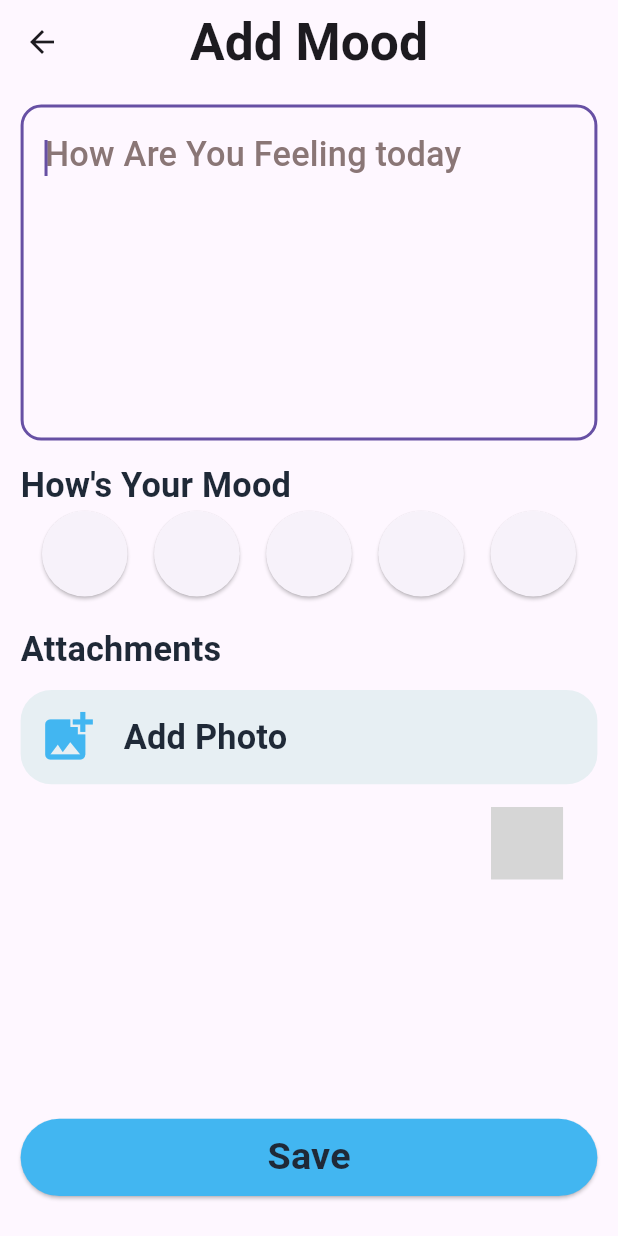
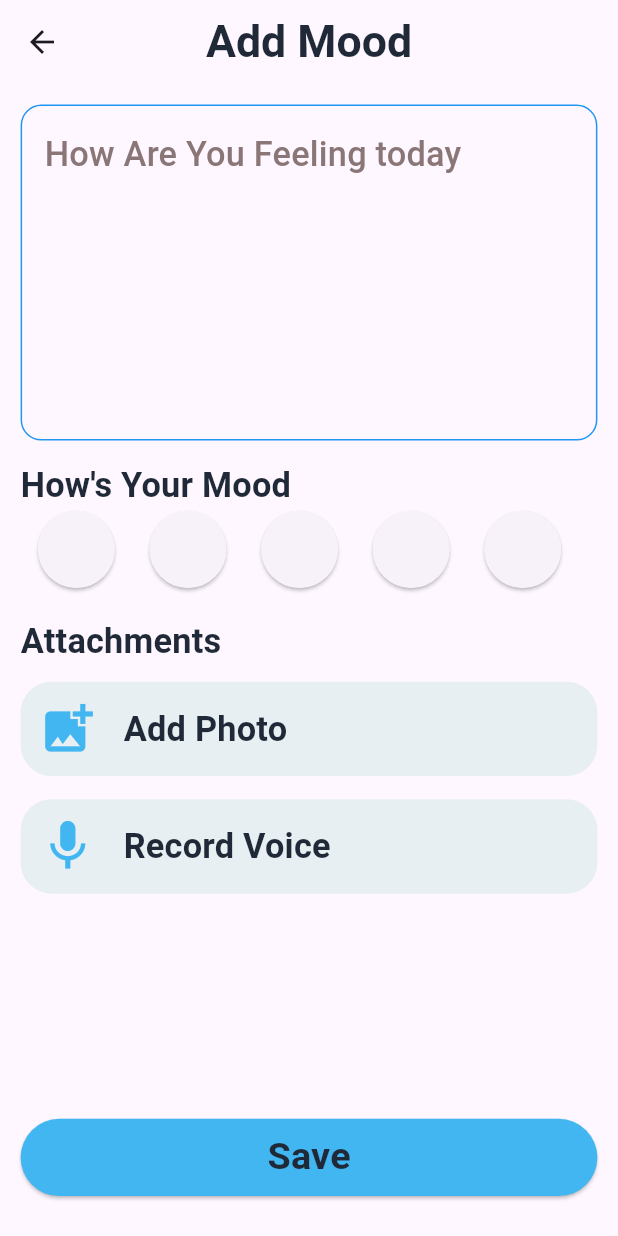
Before and after one commit to SWE-Keroles-Hany/mood-j, a Flutter app: the AddMoodScreen screen opened by its route, on a phone screen of 412 x 824 dp. Run offline on Flutter 3.47's test engine with Material 3 defaults, Android fonts, the phone set to English and light mode, and no system bars; our stand-ins replace dartz, fluentui_system_icons, flutter_advanced_switch, flutter_bloc, flutter_screenutil, get_it and 3 more; missing offline and left inert: emojis, voice_note_kit; accounts and stored records are empty; grey boxes are pictures that could not be loaded.

Commit message:
add mood

```diff
--- a/lib/core/ui_uitils.dart
+++ b/lib/core/ui_uitils.dart
@@ -12,22 +12,30 @@
     backgroundColor: isSucces
         ? Colors.green
         : const Color.fromARGB(255, 255, 2, 2),
-    style: ToastificationStyle.flat,
     animationBuilder: (context, animation, alignment, child) {
       return FadeTransition(opacity: animation, child: child);
     },
+    // callbacks: ToastificationCallbacks(),
+    icon: isSucces
+        ? Icon(Icons.done_all_outlined, color: Colors.amber, size: 25.r)
+        : Icon(Icons.error, color: Colors.black, size: 25.r),
+    // showIcon: false,
     closeButton: ToastCloseButton(
       showType: CloseButtonShowType.onHover,
       buttonBuilder: (context, onClose) {
         return OutlinedButton.icon(
           onPressed: onClose,
-          icon: const Icon(Icons.close, size: 20),
+          icon: const Icon(Icons.close, color: Colors.white, size: 20),
           label: const Text('Close'),
         );
       },
     ),
+    // dragToClose: ,
     context: context, // optional if you use ToastificationWrapper
-    title: Text(message, style: TextStyle(fontSize: 16.sp)),
+    title: Text(
+      message,
+      style: TextStyle(fontSize: 16.sp, fontWeight: FontWeight.bold),
+    ),
     autoCloseDuration: const Duration(seconds: 5),
   );
 
--- a/lib/features/home/presentation/home_tab.dart
+++ b/lib/features/home/presentation/home_tab.dart
@@ -15,7 +15,8 @@
   Widget build(BuildContext context) {
     // get a emoji by its name
     final textTheme = Theme.of(context).textTheme;
-    return Padding(
+    return SingleChildScrollView(
+      child: Padding(
         padding: EdgeInsets.all(12.r),
         child: Column(
           crossAxisAlignment: CrossAxisAlignment.stretch,
@@ -102,6 +103,7 @@
             ),
           ],
         ),
+      ),
     );
   }
 }
--- a/lib/features/moods/data/data_sources/moods_data_source.dart
+++ b/lib/features/moods/data/data_sources/moods_data_source.dart
@@ -7,11 +7,7 @@
 abstract class MoodsDataSource {
   //! Add Mood
   Future<void> addMood({required MoodModel moodModel});
-  //! update Mood
-  // Future<void> updateMood({
-  //   required String modeID,
-  //   required MoodModel moodModel,
-  // });
+
   //! Delete Mood
   Future<void> deleteMode({required int modeID});
   //! get all Moods
--- a/lib/features/moods/data/data_sources/sql_moods_data_source.dart
+++ b/lib/features/moods/data/data_sources/sql_moods_data_source.dart
@@ -19,7 +19,7 @@
   @override
   Future<void> deleteMode({required int modeID}) async {
     try {
-      await localDB.deleteMood(id: modeID);
+      final id = await localDB.deleteMood(id: modeID);
     } catch (e) {
       log(e.toString());
       throw AppException("Failed To Delete This Mood");
--- a/lib/features/moods/data/mappers/mood_entity_mapper.dart
+++ b/lib/features/moods/data/mappers/mood_entity_mapper.dart
@@ -7,5 +7,6 @@
     emoji: emoji,
     audioPath: audioPath,
     imgPath: imgPath,
+    moodDate: moodDate,
   );
 }
--- a/lib/features/moods/data/mappers/mood_model_mapper.dart
+++ b/lib/features/moods/data/mappers/mood_model_mapper.dart
@@ -2,5 +2,6 @@
 import 'package:moodly_j/features/moods/domain/entities/mood_entity.dart';
 
 extension MoodModelMapper on MoodModel {
-  MoodEntity get toEntity => MoodEntity(description, emoji, audioPath, imgPath);
+  MoodEntity get toEntity =>
+      MoodEntity(description: description, emoji: emoji, moodDate: moodDate);
 }
--- a/lib/features/moods/domain/entities/mood_entity.dart
+++ b/lib/features/moods/domain/entities/mood_entity.dart
@@ -1,7 +1,15 @@
 class MoodEntity {
   String description;
   String emoji;
+  DateTime moodDate;
   String? imgPath;
   String? audioPath;
-  MoodEntity(this.description, this.emoji, this.audioPath, this.imgPath);
+
+  MoodEntity({
+    required this.description,
+    required this.emoji,
+    this.audioPath,
+    this.imgPath,
+    required this.moodDate,
+  });
 }
--- a/lib/features/moods/presentation/screens/add_mood_screen.dart
+++ b/lib/features/moods/presentation/screens/add_mood_screen.dart
@@ -1,5 +1,4 @@
 import 'dart:io';
-
 import 'package:flutter/material.dart';
 import 'package:flutter_bloc/flutter_bloc.dart';
 import 'package:flutter_screenutil/flutter_screenutil.dart';
@@ -10,17 +9,19 @@
 import 'package:moodly_j/features/moods/domain/entities/mood_entity.dart';
 import 'package:moodly_j/features/moods/presentation/cubit/moods_cubti.dart';
 import 'package:moodly_j/features/moods/presentation/cubit/moods_states.dart';
+import 'package:moodly_j/features/moods/presentation/widgets/custom_audio_player.dart';
 import 'package:moodly_j/features/moods/presentation/widgets/custom_mood.dart';
 import 'package:moodly_j/features/moods/presentation/widgets/elvated_button.dart';
 import 'package:moodly_j/features/moods/presentation/widgets/feature_lable.dart';
 import 'package:moodly_j/features/moods/presentation/widgets/feeling_input_field.dart';
 import 'package:moodly_j/features/moods/presentation/widgets/pro_item.dart';
 import 'package:moodly_j/features/moods/presentation/widgets/voice_recorder.dart';
+import 'package:voice_note_kit/player/audio_player_widget.dart';
+import 'package:voice_note_kit/player/player_enums/player_enums.dart';
 
 class AddMoodScreen extends StatefulWidget {
   static const String routeName = "AddMoodScreen";
   const AddMoodScreen({super.key});
-
   @override
   State<AddMoodScreen> createState() => _AddMoodScreenState();
 }
@@ -30,6 +31,14 @@
   String? selectedEmoji;
   XFile? selectedImg;
   File? recorededFile;
+  bool emojiSelected = false;
+  List<String> emojis = [
+    OurEmojis.angry.toString(),
+    OurEmojis.happy.toString(),
+    OurEmojis.calm.toString(),
+    OurEmojis.excited.toString(),
+    OurEmojis.bullying.toString(),
+  ];
 
   @override
   Widget build(BuildContext context) {
@@ -42,100 +51,71 @@
           child: Column(
             crossAxisAlignment: CrossAxisAlignment.stretch,
             children: [
-              //
+              //! Input Field
               FeelingInputField(controller: descriptionController),
               SizedBox(height: 10.h),
               FeatureLable(lable: "How's Your Mood"),
-              Row(
-                mainAxisAlignment: MainAxisAlignment.spaceEvenly,
-                children: [
-                  CustomMood(
-                    backgroundColor: selectedEmoji == OurEmojis.happy.toString()
+              //! Emojiis
+              SizedBox(
+                height: 40.h,
+                child: ListView.builder(
+                  itemExtent: 65.r,
+                  scrollDirection: Axis.horizontal,
+                  itemBuilder: (context, index) => CustomMood(
+                    backgroundColor: selectedEmoji == emojis[index]
                         ? AppTheme.blue
                         : null,
                     onPressed: () {
-                      setState(() {
-                        selectedEmoji = OurEmojis.happy.toString();
-                      });
+                      selectedEmoji = emojis[index];
+                      setState(() {});
                     },
-                    emoji: OurEmojis.happy.toString(),
+                    emoji: emojis[index],
                   ),
-                  CustomMood(
-                    backgroundColor:
-                        selectedEmoji == OurEmojis.excited.toString()
-                        ? AppTheme.blue
-                        : null,
-                    onPressed: () {
-                      setState(() {
-                        selectedEmoji = OurEmojis.excited.toString();
-                      });
-                    },
-                    emoji: OurEmojis.excited.toString(),
-                  ),
-                  CustomMood(
-                    backgroundColor:
-                        selectedEmoji == OurEmojis.bullying.toString()
-                        ? AppTheme.blue
-                        : null,
-                    onPressed: () {
-                      setState(() {
-                        selectedEmoji = OurEmojis.bullying.toString();
-                      });
-                    },
-                    emoji: OurEmojis.bullying.toString(),
-                  ),
-                  CustomMood(
-                    backgroundColor: selectedEmoji == OurEmojis.calm.toString()
-                        ? AppTheme.blue
-                        : null,
-                    onPressed: () {
-                      setState(() {
-                        selectedEmoji = OurEmojis.calm.toString();
-                      });
-                    },
-                    emoji: OurEmojis.calm.toString(),
-                  ),
-                  CustomMood(
-                    backgroundColor: selectedEmoji == OurEmojis.angry.toString()
-                        ? AppTheme.blue
-                        : null,
-                    onPressed: () {
-                      setState(() {
-                        selectedEmoji = OurEmojis.angry.toString();
-                      });
-                    },
-                    emoji: OurEmojis.angry.toString(),
-                  ),
-                ],
+                  itemCount: emojis.length,
+                ),
               ),
               SizedBox(height: 14.h),
               FeatureLable(lable: "Attachments"),
-
               SizedBox(height: 8.h),
+              //! Add Photo
               GestureDetector(
                 onTap: pickImage,
                 child: ProItem(
+                  done: selectedImg != null,
                   icon: Icons.add_photo_alternate,
                   title: "Add Photo",
                 ),
               ),
 
               SizedBox(height: 12.h),
-              Row(
-                children: [
-                  Spacer(),
-                  VoiceRecorder(
-                    onRecorded: (file) {
-                      recorededFile = file;
-                      setState(() {});
-                    },
-                  ),
-                  SizedBox(width: 20.w),
-                ],
+              GestureDetector(
+                onTap: recordVoice,
+                child: ProItem(
+                  done: recorededFile != null,
+                  icon: Icons.mic,
+                  title: "Record Voice",
+                ),
               ),
-
+              recorededFile != null
+                  ? Row(
+                      children: [
+                        TextButton(
+                          onPressed: () {
+                            showRecordedVoice(context);
+                          },
+                          child: Text(
+                            "Listen Your Records",
+                            style: textTheme.titleMedium!.copyWith(
+                              fontWeight: FontWeight.bold,
+                              fontSize: 18.sp,
+                              color: AppTheme.forestGreen,
+                            ),
+                          ),
+                        ),
+                      ],
+                    )
+                  : SizedBox(),
               SizedBox(height: 6.h),
-
               Spacer(),
               BlocListener<MoodsCubit, MoodsStates>(
                 listener: (context, state) {
@@ -156,8 +136,29 @@
             ],
           ),
         ),
-        appBar: AppBar(title: Text("Add Mood")),
+        appBar: AppBar(
+          title: Text(
+            "Add Mood",
+            style: textTheme.titleLarge!.copyWith(fontSize: 26.sp),
+          ),
+        ),
       ),
+    );
+  }
+
+  Future<dynamic> showRecordedVoice(BuildContext context) {
+    return showModalBottomSheet(
+      context: context,
+      builder: (context) {
+        return Padding(
+          padding: EdgeInsets.all(20.r),
+          child: Column(
+            mainAxisSize: MainAxisSize.min,
+            crossAxisAlignment: CrossAxisAlignment.stretch,
+            children: [CustomAudioPlayer(recorededFile: recorededFile)],
+          ),
+        );
+      },
     );
   }
 
@@ -166,10 +167,11 @@
       UiUtils.showMessage(context, "Description And Emoji are Requried", false);
     } else {
       final moodEntity = MoodEntity(
-        descriptionController.text,
-        selectedEmoji!,
-        recorededFile.toString(),
-        selectedImg.toString(),
+        description: descriptionController.text,
+        emoji: selectedEmoji!,
+        audioPath: recorededFile.toString(),
+        imgPath: selectedImg.toString(),
+        moodDate: DateTime.now(),
       );
       await BlocProvider.of<MoodsCubit>(
         context,
@@ -182,4 +184,40 @@
     selectedImg = await picker.pickImage(source: ImageSource.gallery);
     setState(() {});
   }
+
+  Future<void> recordVoice() async {
+    showModalBottomSheet(
+      context: context,
+      builder: (context) {
+        return Padding(
+          padding: EdgeInsets.all(16.r),
+          child: Column(
+            mainAxisSize: MainAxisSize.min,
+            crossAxisAlignment: CrossAxisAlignment.stretch,
+            children: [
+              // Spacer(),
+              Row(
+                children: [
+                  Spacer(),
+                  Padding(
+                    padding: const EdgeInsets.all(8.0),
+                    child: VoiceRecorder(
+                      onRecorded: (file) async {
+                        recorededFile = file;
+                        setState(() {});
+                        Navigator.of(context).pop();
+                      },
+                    ),
+                  ),
+                ],
+              ),
+
+              // ElvatedButton(title: "Save", onPressed: () {}),
+            ],
+          ),
+        );
+      },
+    );
+    setState(() {});
+  }
 }
--- a/lib/features/moods/presentation/widgets/feeling_input_field.dart
+++ b/lib/features/moods/presentation/widgets/feeling_input_field.dart
@@ -9,12 +9,20 @@
   Widget build(BuildContext context) {
     final textTheme = Theme.of(context).textTheme;
     return TextField(
-      autofocus: true,
+      // autofocus: true,
       controller: controller,
       maxLines: 8,
       decoration: InputDecoration(
         hintStyle: textTheme.titleMedium,
         hintText: "How Are You Feeling today",
+        focusedBorder: OutlineInputBorder(
+          borderSide: BorderSide(color: Colors.blue),
+          borderRadius: BorderRadius.circular(12.r),
+        ),
+        enabledBorder: OutlineInputBorder(
+          borderSide: BorderSide(color: Colors.blue),
+          borderRadius: BorderRadius.circular(12.r),
+        ),
         border: OutlineInputBorder(
           borderSide: BorderSide(color: Colors.blue),
           borderRadius: BorderRadius.circular(12.r),
--- a/lib/features/moods/presentation/widgets/pro_item.dart
+++ b/lib/features/moods/presentation/widgets/pro_item.dart
@@ -3,9 +3,15 @@
 import 'package:moodly_j/core/theme/app_theme.dart';
 
 class ProItem extends StatelessWidget {
-  const ProItem({required this.icon, required this.title, super.key});
+  const ProItem({
+    required this.icon,
+    required this.title,
+    super.key,
+    this.done = false,
+  });
   final IconData icon;
   final String title;
+  final bool done;
 
   @override
   Widget build(BuildContext context) {
@@ -27,6 +33,8 @@
               fontWeight: FontWeight.bold,
             ),
           ),
+          Spacer(),
+          done ? Icon(Icons.check, size: 30) : SizedBox(),
         ],
       ),
     );
--- a/lib/features/moods/presentation/widgets/voice_recorder.dart
+++ b/lib/features/moods/presentation/widgets/voice_recorder.dart
@@ -15,7 +15,6 @@
   @override
   Widget build(BuildContext context) {
     return VoiceRecorderWidget(
-      // iconSize: 60.r,
       showTimerText: true,
       showSwipeLeftToCancel: true,
       onRecorded: widget.onRecorded,
@@ -32,7 +31,6 @@
         ).showSnackBar(const SnackBar(content: Text('Recording Cancelled')));
       },
 
-      maxRecordDuration: const Duration(seconds: 60),
       permissionNotGrantedMessage: 'Microphone permission required',
       dragToLeftText: 'Swipe left to cancel recording',
       dragToLeftTextStyle: const TextStyle(
```
Also changed, not shown: lib/core/data_base/local_data_base.dart (+13 -6 lines), lib/features/moods/data/models/mood_model.dart (+4 -6 lines), lib/features/moods/presentation/cubit/moods_cubti.dart (+10 -3 lines), lib/features/moods/presentation/widgets/custom_audio_player.dart (added, +49 -0 lines), lib/features/moods/presentation/widgets/journal_item.dart (+21 -16 lines), lib/features/moods/presentation/widgets/journalist_tab.dart (+56 -13 lines). Lines whose indentation alone changed are shown as unchanged.
